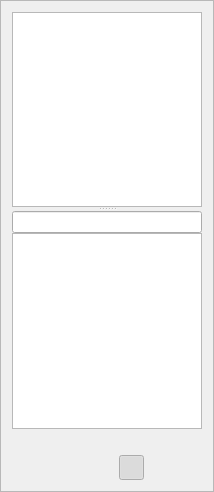
First picture: the form in oom/widgets/ClipList/AudioClipListBase.ui, repository ccherrett/oom, before the edit.
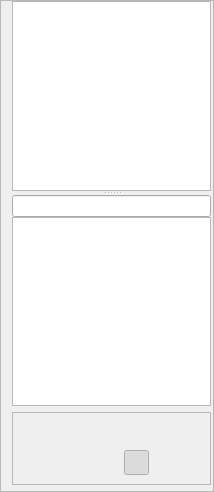
Second picture: the form after the edit. Custom widgets are drawn as their Qt base class.

Commit message: Styled player panel to look a little better, still needs work, adding clips from menu now works, drag to any empty area on the canvas to create new track with the data

```diff
--- a/oom/widgets/ClipList/AudioClipListBase.ui
+++ b/oom/widgets/ClipList/AudioClipListBase.ui
@@ -19,7 +19,16 @@
   <property name="frameShadow">
    <enum>QFrame::Raised</enum>
   </property>
-  <layout class="QVBoxLayout" name="verticalLayout_2">
+  <layout class="QVBoxLayout" name="verticalLayout_3" stretch="1,0">
+   <property name="topMargin">
+    <number>0</number>
+   </property>
+   <property name="rightMargin">
+    <number>2</number>
+   </property>
+   <property name="bottomMargin">
+    <number>6</number>
+   </property>
    <item>
     <widget class="QSplitter" name="splitter">
      <property name="orientation">
@@ -141,6 +150,33 @@
     </widget>
    </item>
    <item>
+    <widget class="QFrame" name="m_playerFrame">
+     <property name="frameShape">
+      <enum>QFrame::StyledPanel</enum>
+     </property>
+     <property name="frameShadow">
+      <enum>QFrame::Raised</enum>
+     </property>
+     <layout class="QVBoxLayout" name="playerLayout">
+      <property name="spacing">
+       <number>0</number>
+      </property>
+      <item>
+       <widget class="QLabel" name="songLabel">
+        <property name="text">
+         <string/>
+        </property>
+        <property name="alignment">
+         <set>Qt::AlignCenter</set>
+        </property>
+       </widget>
+      </item>
+      <item>
+       <layout class="QHBoxLayout" name="horizontalLayout">
+        <property name="spacing">
+         <number>0</number>
+        </property>
+        <item>
     <widget class="QLabel" name="timeLabel">
      <property name="text">
       <string/>
@@ -151,6 +187,18 @@
     </widget>
    </item>
    <item>
+         <widget class="QLabel" name="lengthLabel">
+          <property name="text">
+           <string/>
+          </property>
+          <property name="alignment">
+           <set>Qt::AlignCenter</set>
+          </property>
+         </widget>
+        </item>
+       </layout>
+      </item>
+      <item>
     <layout class="QHBoxLayout" name="horizontalLayout_2">
      <property name="spacing">
       <number>0</number>
@@ -346,6 +394,9 @@
       </spacer>
      </item>
     </layout>
+      </item>
+     </layout>
+    </widget>
    </item>
   </layout>
  </widget>
```
Lines whose indentation alone changed are shown as unchanged. The commit also changes 9 other files.
